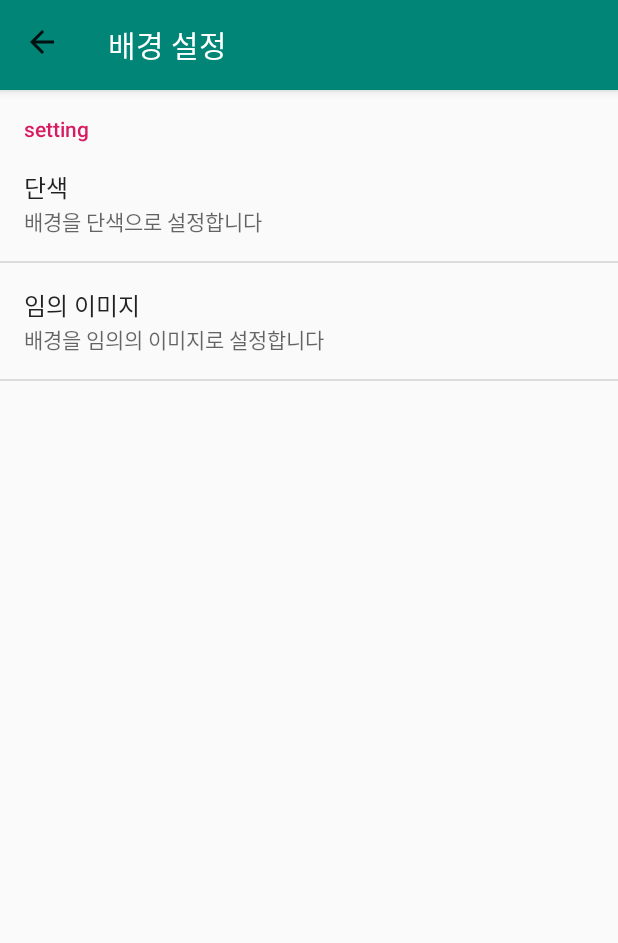
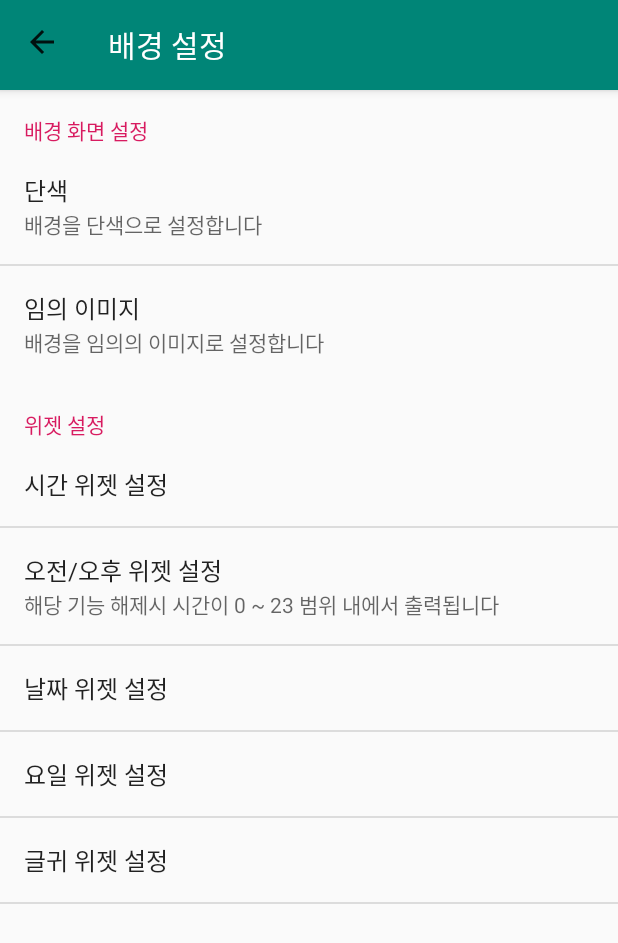
Before and after one commit to daolq3012/launcher-q, an Android app: the BgScreenSettingActivity screen opened directly, with no data from a screen before it, on a phone screen of 412 x 824 dp. Shown: the top 943 px of the screen. Run offline under Robolectric (Android 15) with nearby library versions, the phone set to English and light mode, and no system bars; our stand-ins replace RxJava; libraries missing offline, so code that uses them is left out: com.theartofdev.edmodo, me.priyesh.chroma.

Commit message:
Widget setting  - save/load widget usages  - save/load widget infos with data class, enum class, init data  - add widget setting entrance in Bg Screen Setting  - update widget setting activity's name & structure to mvvm
Etc
 - convert json to object to json using gson for save/load local datas
 - update setting in main dialog structure to launch activity
 - add selector capacitiy in SelectorDialog

```diff
--- a/LauncherQ/app/build.gradle
+++ b/LauncherQ/app/build.gradle
@@ -57,4 +57,7 @@ dependencies {
     // for pick image
     implementation 'me.priyesh:chroma:1.0.2'
 
+    // parse
+    implementation 'com.google.code.gson:gson:2.8.4'
+
 }
--- a/LauncherQ/app/src/main/java/seoft/co/kr/launcherq/ui/main/MainDatabindingUtil.kt
+++ b/LauncherQ/app/src/main/java/seoft/co/kr/launcherq/ui/main/MainDatabindingUtil.kt
@@ -7,6 +7,3 @@ import android.view.View
 import android.widget.ImageView
 import seoft.co.kr.launcherq.data.Repo
 import seoft.co.kr.launcherq.utill.i
-
-@BindingAdapter("bgImg")
-fun setBgImg(imageView: ImageView,bitmap: Bitmap) { imageView.setImageBitmap(bitmap) }
--- a/LauncherQ/app/src/main/java/seoft/co/kr/launcherq/ui/setting/BgScreenSettingActivity.kt
+++ b/LauncherQ/app/src/main/java/seoft/co/kr/launcherq/ui/setting/BgScreenSettingActivity.kt
@@ -6,7 +6,9 @@ import android.graphics.Bitmap
 import android.graphics.Color
 import android.graphics.Point
 import android.os.Bundle
+import android.preference.Preference
 import android.preference.PreferenceFragment
+import android.preference.SwitchPreference
 import android.provider.MediaStore
 import android.support.v7.app.AppCompatActivity
 import android.util.Log
@@ -16,6 +18,7 @@ import me.priyesh.chroma.ColorMode
 import me.priyesh.chroma.ColorSelectListener
 import seoft.co.kr.launcherq.R
 import seoft.co.kr.launcherq.data.Repo
+import seoft.co.kr.launcherq.ui.setting.BgWidgetSettingActivity.Companion.WIDGET_TYPE
 import seoft.co.kr.launcherq.utill.*
 
 
@@ -51,13 +54,20 @@ class BgScreenSettingActivity: AppCompatActivity() {
     class BgScreenSettingFragment : PreferenceFragment() {
 
         val TAG = "SettingFragment"
-
+        lateinit var widgetPreferencesScreens : Array<Preference>
         override fun onActivityCreated(savedInstanceState: Bundle?) {
             super.onActivityCreated(savedInstanceState)
 
             addPreferencesFromResource(R.xml.bg_screen_setting)
 
             initListener()
+
+        }
+
+        override fun onResume() {
+            super.onResume()
+            widgetPreferencesScreens[1].isEnabled = Repo.preference.getBgTimeUse()
+            widgetPreferencesScreens[3].isEnabled = Repo.preference.getBgDateUse()
 
         }
 
@@ -68,9 +78,30 @@ class BgScreenSettingActivity: AppCompatActivity() {
             }
 
             findPreference("specificImage").setOnPreferenceClickListener { view ->
+
                 CropImage.startPickImageActivity(this.activity)
                 true
             }
+
+            widgetPreferencesScreens = arrayOf(
+                findPreference("timeWidget"),
+                findPreference("ampmWidget"),
+                findPreference("dateWidget"),
+                findPreference("dowWidget"),
+                findPreference("textWidget")
+            )
+
+            for ( wps in widgetPreferencesScreens) {
+                wps.setOnPreferenceClickListener {
+                    Intent(context,BgWidgetSettingActivity::class.java)
+                        .apply { putExtra(WIDGET_TYPE,wps.key)
+                        startActivity(this)}
+                    true
+                }
+            }
+
+
+
         }
 
 
--- a/LauncherQ/app/src/main/java/seoft/co/kr/launcherq/utill/SC.kt
+++ b/LauncherQ/app/src/main/java/seoft/co/kr/launcherq/utill/SC.kt
@@ -1,4 +1,6 @@
 package seoft.co.kr.launcherq.utill
+
+import com.google.gson.Gson
 
 class SC{
     companion object {
@@ -7,5 +9,6 @@ class SC{
 
         var needResetSetting = false
 
+        val gson = Gson()
     }
 }
--- a/LauncherQ/app/src/main/res/layout/dialog_setting_in_main.xml
+++ b/LauncherQ/app/src/main/res/layout/dialog_setting_entrance.xml
@@ -98,7 +98,7 @@
                     android:layout_gravity="center"
                     android:gravity="center"
                     android:layout_weight="1"
-                    android:text="배경 화면 설정"
+                    android:text="배경 설정"
                     android:layout_width="match_parent"
                     android:layout_height="wrap_content" />
 
@@ -109,13 +109,13 @@
             />
 
             <TextView
-                    android:id="@+id/tvBgEtcetting"
+                    android:id="@+id/tvBgEtcSetting"
                     android:paddingTop="20dp"
                     android:paddingBottom="20dp"
                     android:layout_gravity="center"
                     android:gravity="center"
                     android:layout_weight="1"
-                    android:text="배경 부가 설정"
+                    android:text="더미 더미"
                     android:layout_width="match_parent"
                     android:layout_height="wrap_content" />
 
--- a/LauncherQ/app/src/main/res/values/colors.xml
+++ b/LauncherQ/app/src/main/res/values/colors.xml
@@ -9,5 +9,6 @@
     <color name="c3">#512645</color>
     <color name="black">#000000</color>
     <color name="white">#ffffff</color>
+    <color name="gray">#6e6e6e</color>
 
 </resources>
--- a/LauncherQ/app/src/main/res/xml/bg_screen_setting.xml
+++ b/LauncherQ/app/src/main/res/xml/bg_screen_setting.xml
@@ -1,6 +1,6 @@
 <?xml version="1.0" encoding="utf-8"?>
 <PreferenceScreen xmlns:android="http://schemas.android.com/apk/res/android">
-    <PreferenceCategory android:title="setting">
+    <PreferenceCategory android:title="배경 화면 설정">
         <PreferenceScreen
                 android:key="simpleColor"
                 android:title="단색"
@@ -9,6 +9,30 @@
                 android:key="specificImage"
                 android:title="임의 이미지"
                 android:summary="배경을 임의의 이미지로 설정합니다"/>
+    </PreferenceCategory>
+
+    <PreferenceCategory android:title="위젯 설정">
+
+        <PreferenceScreen
+                android:key="timeWidget"
+                android:title="시간 위젯 설정" />
+
+        <PreferenceScreen
+                android:key="ampmWidget"
+                android:title="오전/오후 위젯 설정"
+                android:summary="해당 기능 해제시 시간이 0 ~ 23 범위 내에서 출력됩니다" />
+
+        <PreferenceScreen
+                android:key="dateWidget"
+                android:title="날짜 위젯 설정" />
+
+        <PreferenceScreen
+                android:key="dowWidget"
+                android:title="요일 위젯 설정" />
+
+        <PreferenceScreen
+                android:key="textWidget"
+                android:title="글귀 위젯 설정" />
 
     </PreferenceCategory>
 </PreferenceScreen>
```
Also changed, not shown: LauncherQ/app/src/main/AndroidManifest.xml (+5 -2 lines), LauncherQ/app/src/main/java/seoft/co/kr/launcherq/data/local/PreferenceRepo.kt (+55 -30 lines), LauncherQ/app/src/main/java/seoft/co/kr/launcherq/data/model/PrefModels.kt (added, +23 -0 lines), LauncherQ/app/src/main/java/seoft/co/kr/launcherq/ui/main/MainActivity.kt (+1 -6 lines), LauncherQ/app/src/main/java/seoft/co/kr/launcherq/ui/main/MainViewModel.kt (+3 -6 lines), LauncherQ/app/src/main/java/seoft/co/kr/launcherq/ui/main/SettingEntranceDialog.kt (added, +57 -0 lines), LauncherQ/app/src/main/java/seoft/co/kr/launcherq/ui/main/SettingInMainDialog.kt (deleted, +0 -46 lines), LauncherQ/app/src/main/java/seoft/co/kr/launcherq/ui/setting/BgWidgetSettingActivity.kt (added, +58 -0 lines), LauncherQ/app/src/main/java/seoft/co/kr/launcherq/ui/setting/BgWidgetSettingViewModel.kt (added, +24 -0 lines), LauncherQ/app/src/main/java/seoft/co/kr/launcherq/utill/DataBindingUtil.kt (+18 -0 lines), LauncherQ/app/src/main/java/seoft/co/kr/launcherq/utill/SelectorDialog.kt (+17 -0 lines), LauncherQ/app/src/main/res/layout/activity_bg_widget_setting.xml (added, +71 -0 lines), LauncherQ/app/src/main/res/layout/dialog_selector.xml (+22 -0 lines).
